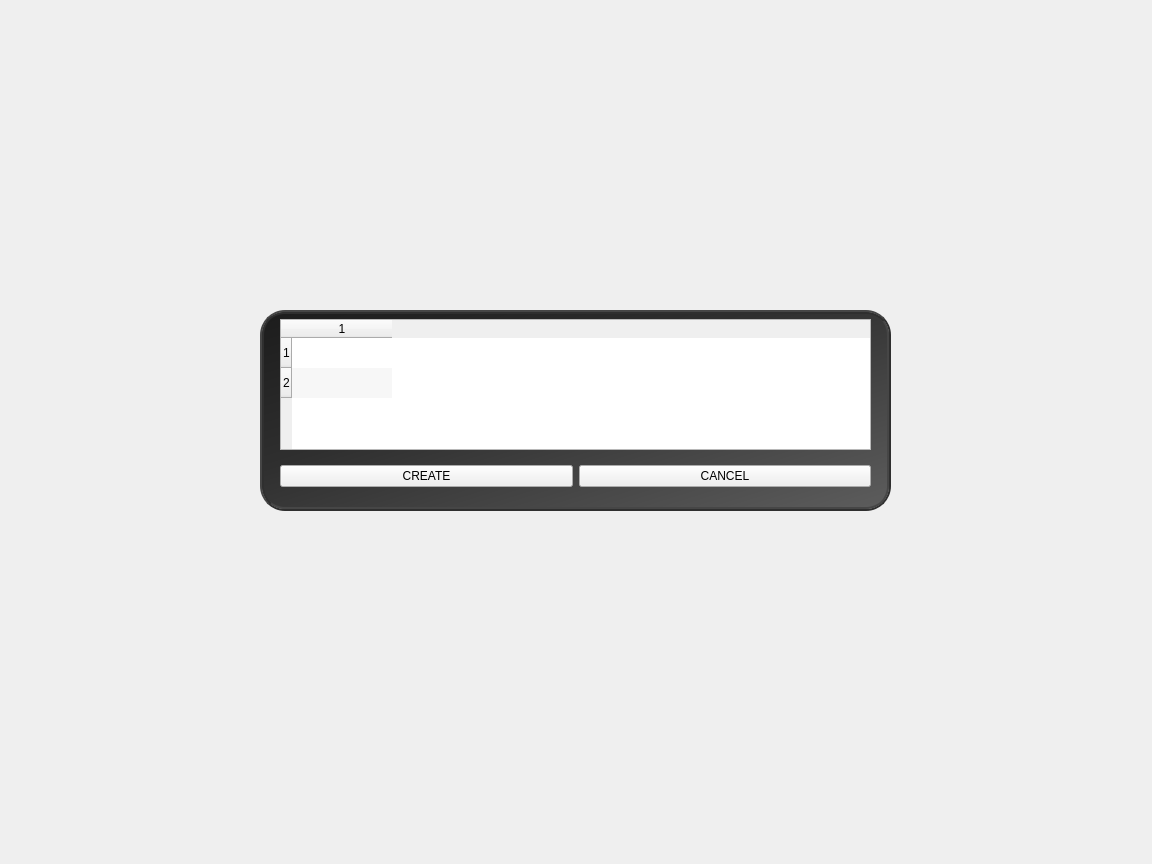
The window that src/client/gui/creategame.ui (HqWisen/CityLord) describes before a commit, drawn with Qt 5.
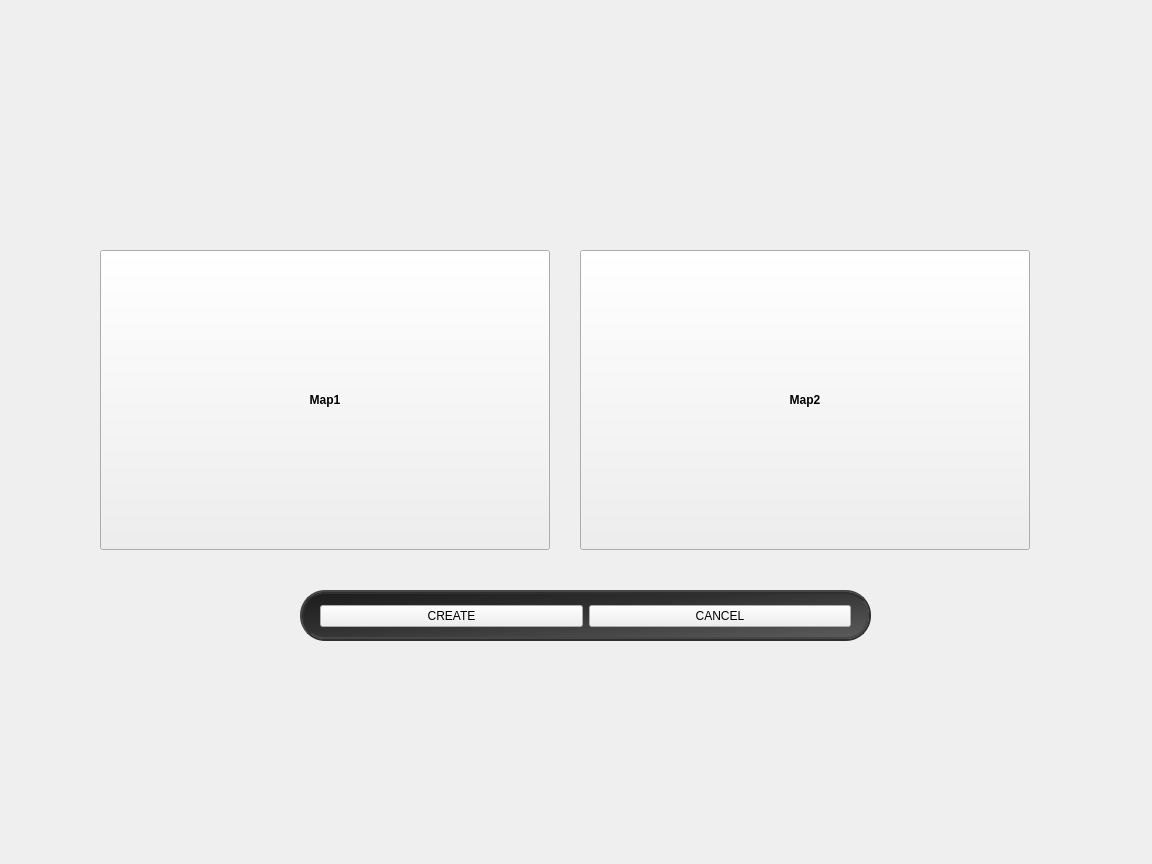
The same window after the commit. Icons and pictures are not drawn.

```diff
--- a/src/client/gui/creategame.ui
+++ b/src/client/gui/creategame.ui
@@ -23,553 +23,78 @@
    <string notr="true">QLineEdit{background: white; border-style:solid;}
 QLabel{color:white;}</string>
   </property>
-  <widget class="QWidget" name="verticalLayoutWidget">
+  <widget class="QFrame" name="frame">
    <property name="geometry">
     <rect>
-     <x>10</x>
-     <y>10</y>
-     <width>1131</width>
-     <height>841</height>
+     <x>300</x>
+     <y>590</y>
+     <width>571</width>
+     <height>51</height>
     </rect>
    </property>
-   <layout class="QGridLayout" name="gridLayout_2">
-    <property name="leftMargin">
-     <number>250</number>
-    </property>
-    <property name="topMargin">
-     <number>300</number>
-    </property>
-    <property name="rightMargin">
-     <number>250</number>
-    </property>
-    <property name="bottomMargin">
-     <number>340</number>
-    </property>
-    <property name="spacing">
-     <number>0</number>
-    </property>
-    <item row="2" column="0">
-     <widget class="QFrame" name="frame">
-      <property name="styleSheet">
-       <string notr="true">#frame {border:4px ridge #2F2F2F; border-radius:25px; background-image:url(&quot;&quot;); background: qlineargradient(x1:0, y1:0, x2:1, y2:1, stop:0 #1C1C1C, stop: 0.4 #2F2F2F, stop:1 #5D5D5D)}
+   <property name="styleSheet">
+    <string notr="true">#frame {border:4px ridge #2F2F2F; border-radius:25px; background-image:url(&quot;&quot;); background: qlineargradient(x1:0, y1:0, x2:1, y2:1, stop:0 #1C1C1C, stop: 0.4 #2F2F2F, stop:1 #5D5D5D)}
 
  QLineEdit{border-radius:5px; border:2px solid white}</string>
-      </property>
-      <property name="frameShape">
-       <enum>QFrame::StyledPanel</enum>
-      </property>
-      <property name="frameShadow">
-       <enum>QFrame::Raised</enum>
-      </property>
-      <widget class="QLabel" name="errorLabel">
-       <property name="geometry">
-        <rect>
-         <x>0</x>
-         <y>130</y>
-         <width>511</width>
-         <height>31</height>
-        </rect>
-       </property>
-       <property name="palette">
-        <palette>
-         <active>
-          <colorrole role="WindowText">
-           <brush brushstyle="SolidPattern">
-            <color alpha="255">
-             <red>255</red>
-             <green>0</green>
-             <blue>0</blue>
-            </color>
-           </brush>
-          </colorrole>
-          <colorrole role="Button">
-           <brush brushstyle="SolidPattern">
-            <color alpha="255">
-             <red>206</red>
-             <green>206</green>
-             <blue>206</blue>
-            </color>
-           </brush>
-          </colorrole>
-          <colorrole role="Light">
-           <brush brushstyle="SolidPattern">
-            <color alpha="255">
-             <red>255</red>
-             <green>113</green>
-             <blue>113</blue>
-            </color>
-           </brush>
-          </colorrole>
-          <colorrole role="Midlight">
-           <brush brushstyle="SolidPattern">
-            <color alpha="255">
-             <red>249</red>
-             <green>57</green>
-             <blue>57</blue>
-            </color>
-           </brush>
-          </colorrole>
-          <colorrole role="Dark">
-           <brush brushstyle="SolidPattern">
-            <color alpha="255">
-             <red>122</red>
-             <green>1</green>
-             <blue>1</blue>
-            </color>
-           </brush>
-          </colorrole>
-          <colorrole role="Mid">
-           <brush brushstyle="SolidPattern">
-            <color alpha="255">
-             <red>163</red>
-             <green>1</green>
-             <blue>1</blue>
-            </color>
-           </brush>
-          </colorrole>
-          <colorrole role="Text">
-           <brush brushstyle="SolidPattern">
-            <color alpha="255">
-             <red>255</red>
-             <green>0</green>
-             <blue>0</blue>
-            </color>
-           </brush>
-          </colorrole>
-          <colorrole role="BrightText">
-           <brush brushstyle="SolidPattern">
-            <color alpha="255">
-             <red>255</red>
-             <green>255</green>
-             <blue>255</blue>
-            </color>
-           </brush>
-          </colorrole>
-          <colorrole role="ButtonText">
-           <brush brushstyle="SolidPattern">
-            <color alpha="255">
-             <red>255</red>
-             <green>0</green>
-             <blue>0</blue>
-            </color>
-           </brush>
-          </colorrole>
-          <colorrole role="Base">
-           <brush brushstyle="SolidPattern">
-            <color alpha="255">
-             <red>206</red>
-             <green>206</green>
-             <blue>206</blue>
-            </color>
-           </brush>
-          </colorrole>
-          <colorrole role="Window">
-           <brush brushstyle="SolidPattern">
-            <color alpha="255">
-             <red>206</red>
-             <green>206</green>
-             <blue>206</blue>
-            </color>
-           </brush>
-          </colorrole>
-          <colorrole role="Shadow">
-           <brush brushstyle="SolidPattern">
-            <color alpha="255">
-             <red>0</red>
-             <green>0</green>
-             <blue>0</blue>
-            </color>
-           </brush>
-          </colorrole>
-          <colorrole role="AlternateBase">
-           <brush brushstyle="SolidPattern">
-            <color alpha="255">
-             <red>249</red>
-             <green>128</green>
-             <blue>128</blue>
-            </color>
-           </brush>
-          </colorrole>
-          <colorrole role="ToolTipBase">
-           <brush brushstyle="SolidPattern">
-            <color alpha="255">
-             <red>255</red>
-             <green>255</green>
-             <blue>220</blue>
-            </color>
-           </brush>
-          </colorrole>
-          <colorrole role="ToolTipText">
-           <brush brushstyle="SolidPattern">
-            <color alpha="255">
-             <red>0</red>
-             <green>0</green>
-             <blue>0</blue>
-            </color>
-           </brush>
-          </colorrole>
-         </active>
-         <inactive>
-          <colorrole role="WindowText">
-           <brush brushstyle="SolidPattern">
-            <color alpha="255">
-             <red>255</red>
-             <green>0</green>
-             <blue>0</blue>
-            </color>
-           </brush>
-          </colorrole>
-          <colorrole role="Button">
-           <brush brushstyle="SolidPattern">
-            <color alpha="255">
-             <red>206</red>
-             <green>206</green>
-             <blue>206</blue>
-            </color>
-           </brush>
-          </colorrole>
-          <colorrole role="Light">
-           <brush brushstyle="SolidPattern">
-            <color alpha="255">
-             <red>255</red>
-             <green>113</green>
-             <blue>113</blue>
-            </color>
-           </brush>
-          </colorrole>
-          <colorrole role="Midlight">
-           <brush brushstyle="SolidPattern">
-            <color alpha="255">
-             <red>249</red>
-             <green>57</green>
-             <blue>57</blue>
-            </color>
-           </brush>
-          </colorrole>
-          <colorrole role="Dark">
-           <brush brushstyle="SolidPattern">
-            <color alpha="255">
-             <red>122</red>
-             <green>1</green>
-             <blue>1</blue>
-            </color>
-           </brush>
-          </colorrole>
-          <colorrole role="Mid">
-           <brush brushstyle="SolidPattern">
-            <color alpha="255">
-             <red>163</red>
-             <green>1</green>
-             <blue>1</blue>
-            </color>
-           </brush>
-          </colorrole>
-          <colorrole role="Text">
-           <brush brushstyle="SolidPattern">
-            <color alpha="255">
-             <red>255</red>
-             <green>0</green>
-             <blue>0</blue>
-            </color>
-           </brush>
-          </colorrole>
-          <colorrole role="BrightText">
-           <brush brushstyle="SolidPattern">
-            <color alpha="255">
-             <red>255</red>
-             <green>255</green>
-             <blue>255</blue>
-            </color>
-           </brush>
-          </colorrole>
-          <colorrole role="ButtonText">
-           <brush brushstyle="SolidPattern">
-            <color alpha="255">
-             <red>255</red>
-             <green>0</green>
-             <blue>0</blue>
-            </color>
-           </brush>
-          </colorrole>
-          <colorrole role="Base">
-           <brush brushstyle="SolidPattern">
-            <color alpha="255">
-             <red>206</red>
-             <green>206</green>
-             <blue>206</blue>
-            </color>
-           </brush>
-          </colorrole>
-          <colorrole role="Window">
-           <brush brushstyle="SolidPattern">
-            <color alpha="255">
-             <red>206</red>
-             <green>206</green>
-             <blue>206</blue>
-            </color>
-           </brush>
-          </colorrole>
-          <colorrole role="Shadow">
-           <brush brushstyle="SolidPattern">
-            <color alpha="255">
-             <red>0</red>
-             <green>0</green>
-             <blue>0</blue>
-            </color>
-           </brush>
-          </colorrole>
-          <colorrole role="AlternateBase">
-           <brush brushstyle="SolidPattern">
-            <color alpha="255">
-             <red>249</red>
-             <green>128</green>
-             <blue>128</blue>
-            </color>
-           </brush>
-          </colorrole>
-          <colorrole role="ToolTipBase">
-           <brush brushstyle="SolidPattern">
-            <color alpha="255">
-             <red>255</red>
-             <green>255</green>
-             <blue>220</blue>
-            </color>
-           </brush>
-          </colorrole>
-          <colorrole role="ToolTipText">
-           <brush brushstyle="SolidPattern">
-            <color alpha="255">
-             <red>0</red>
-             <green>0</green>
-             <blue>0</blue>
-            </color>
-           </brush>
-          </colorrole>
-         </inactive>
-         <disabled>
-          <colorrole role="WindowText">
-           <brush brushstyle="SolidPattern">
-            <color alpha="255">
-             <red>255</red>
-             <green>0</green>
-             <blue>0</blue>
-            </color>
-           </brush>
-          </colorrole>
-          <colorrole role="Button">
-           <brush brushstyle="SolidPattern">
-            <color alpha="255">
-             <red>206</red>
-             <green>206</green>
-             <blue>206</blue>
-            </color>
-           </brush>
-          </colorrole>
-          <colorrole role="Light">
-           <brush brushstyle="SolidPattern">
-            <color alpha="255">
-             <red>255</red>
-             <green>113</green>
-             <blue>113</blue>
-            </color>
-           </brush>
-          </colorrole>
-          <colorrole role="Midlight">
-           <brush brushstyle="SolidPattern">
-            <color alpha="255">
-             <red>249</red>
-             <green>57</green>
-             <blue>57</blue>
-            </color>
-           </brush>
-          </colorrole>
-          <colorrole role="Dark">
-           <brush brushstyle="SolidPattern">
-            <color alpha="255">
-             <red>122</red>
-             <green>1</green>
-             <blue>1</blue>
-            </color>
-           </brush>
-          </colorrole>
-          <colorrole role="Mid">
-           <brush brushstyle="SolidPattern">
-            <color alpha="255">
-             <red>163</red>
-             <green>1</green>
-             <blue>1</blue>
-            </color>
-           </brush>
-          </colorrole>
-          <colorrole role="Text">
-           <brush brushstyle="SolidPattern">
-            <color alpha="255">
-             <red>255</red>
-             <green>0</green>
-             <blue>0</blue>
-            </color>
-           </brush>
-          </colorrole>
-          <colorrole role="BrightText">
-           <brush brushstyle="SolidPattern">
-            <color alpha="255">
-             <red>255</red>
-             <green>255</green>
-             <blue>255</blue>
-            </color>
-           </brush>
-          </colorrole>
-          <colorrole role="ButtonText">
-           <brush brushstyle="SolidPattern">
-            <color alpha="255">
-             <red>255</red>
-             <green>0</green>
-             <blue>0</blue>
-            </color>
-           </brush>
-          </colorrole>
-          <colorrole role="Base">
-           <brush brushstyle="SolidPattern">
-            <color alpha="255">
-             <red>206</red>
-             <green>206</green>
-             <blue>206</blue>
-            </color>
-           </brush>
-          </colorrole>
-          <colorrole role="Window">
-           <brush brushstyle="SolidPattern">
-            <color alpha="255">
-             <red>206</red>
-             <green>206</green>
-             <blue>206</blue>
-            </color>
-           </brush>
-          </colorrole>
-          <colorrole role="Shadow">
-           <brush brushstyle="SolidPattern">
-            <color alpha="255">
-             <red>0</red>
-             <green>0</green>
-             <blue>0</blue>
-            </color>
-           </brush>
-          </colorrole>
-          <colorrole role="AlternateBase">
-           <brush brushstyle="SolidPattern">
-            <color alpha="255">
-             <red>244</red>
-             <green>2</green>
-             <blue>2</blue>
-            </color>
-           </brush>
-          </colorrole>
-          <colorrole role="ToolTipBase">
-           <brush brushstyle="SolidPattern">
-            <color alpha="255">
-             <red>255</red>
-             <green>255</green>
-             <blue>220</blue>
-            </color>
-           </brush>
-          </colorrole>
-          <colorrole role="ToolTipText">
-           <brush brushstyle="SolidPattern">
-            <color alpha="255">
-             <red>0</red>
-             <green>0</green>
-             <blue>0</blue>
-            </color>
-           </brush>
-          </colorrole>
-         </disabled>
-        </palette>
-       </property>
-       <property name="styleSheet">
-        <string notr="true">QLabel { color : red;}</string>
-       </property>
+   </property>
+   <property name="frameShape">
+    <enum>QFrame::StyledPanel</enum>
+   </property>
+   <property name="frameShadow">
+    <enum>QFrame::Raised</enum>
+   </property>
+   <widget class="QWidget" name="horizontalLayoutWidget">
+    <property name="geometry">
+     <rect>
+      <x>20</x>
+      <y>10</y>
+      <width>531</width>
+      <height>33</height>
+     </rect>
+    </property>
+    <layout class="QHBoxLayout" name="horizontalLayout">
+     <item>
+      <widget class="QPushButton" name="createButton">
        <property name="text">
-        <string/>
+        <string>CREATE</string>
        </property>
       </widget>
-      <widget class="QWidget" name="horizontalLayoutWidget">
-       <property name="geometry">
-        <rect>
-         <x>20</x>
-         <y>150</y>
-         <width>591</width>
-         <height>33</height>
-        </rect>
+     </item>
+     <item>
+      <widget class="QPushButton" name="cancelButton">
+       <property name="text">
+        <string>CANCEL</string>
        </property>
-       <layout class="QHBoxLayout" name="horizontalLayout">
-        <item>
-         <widget class="QPushButton" name="createButton">
-          <property name="text">
-           <string>CREATE</string>
-          </property>
-         </widget>
-        </item>
-        <item>
-         <widget class="QPushButton" name="cancelButton">
-          <property name="text">
-           <string>CANCEL</string>
-          </property>
-         </widget>
-        </item>
-       </layout>
       </widget>
-      <widget class="QWidget" name="horizontalLayoutWidget_2">
-       <property name="geometry">
-        <rect>
-         <x>20</x>
-         <y>9</y>
-         <width>591</width>
-         <height>131</height>
-        </rect>
-       </property>
-       <layout class="QHBoxLayout" name="horizontalLayout_2">
-        <property name="spacing">
-         <number>0</number>
-        </property>
-        <item>
-         <widget class="QTableWidget" name="tableWidget">
-          <property name="alternatingRowColors">
-           <bool>true</bool>
-          </property>
-          <property name="selectionBehavior">
-           <enum>QAbstractItemView::SelectRows</enum>
-          </property>
-          <property name="iconSize">
-           <size>
-            <width>0</width>
-            <height>0</height>
-           </size>
-          </property>
-          <property name="showGrid">
-           <bool>false</bool>
-          </property>
-          <property name="gridStyle">
-           <enum>Qt::CustomDashLine</enum>
-          </property>
-          <property name="rowCount">
-           <number>2</number>
-          </property>
-          <property name="columnCount">
-           <number>1</number>
-          </property>
-          <attribute name="horizontalHeaderShowSortIndicator" stdset="0">
-           <bool>false</bool>
-          </attribute>
-          <row/>
-          <row/>
-          <column/>
-         </widget>
-        </item>
-       </layout>
-      </widget>
-     </widget>
-    </item>
-   </layout>
+     </item>
+    </layout>
+   </widget>
+  </widget>
+  <widget class="QPushButton" name="pushButton">
+   <property name="geometry">
+    <rect>
+     <x>100</x>
+     <y>250</y>
+     <width>450</width>
+     <height>300</height>
+    </rect>
+   </property>
+   <property name="text">
+    <string>Map1</string>
+   </property>
+  </widget>
+  <widget class="QPushButton" name="pushButton_2">
+   <property name="geometry">
+    <rect>
+     <x>580</x>
+     <y>250</y>
+     <width>450</width>
+     <height>300</height>
+    </rect>
+   </property>
+   <property name="text">
+    <string>Map2</string>
+   </property>
   </widget>
  </widget>
  <resources/>
```
